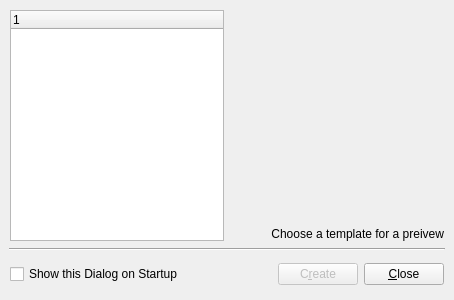
Before: the Qt Designer form tools/designer/src/designer/newform.ui in arnt/qt-history2, drawn with Qt 5.
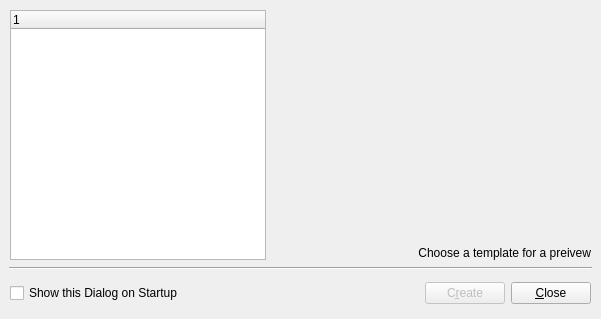
After: the same form once the commit is applied.

Commit message:
p4i integration Integrate 171051 from 4.0 to main: Fixes:    UI of the newform.* Task:     none RevBy:    Trenton AutoTest: none Details:  fixed the layout and the make sure one item is selected!
[git-p4: depot-paths = "//depot/qt/main/": change = 171052]

Diff of the .ui file:
```diff
--- a/tools/designer/src/designer/newform.ui
+++ b/tools/designer/src/designer/newform.ui
@@ -11,8 +11,8 @@
    <rect>
     <x>0</x>
     <y>0</y>
-    <width>454</width>
-    <height>300</height>
+    <width>601</width>
+    <height>319</height>
    </rect>
   </property>
   <property name="windowTitle" >
@@ -48,13 +48,13 @@
         <rect>
          <x>1</x>
          <y>1</y>
-         <width>214</width>
-         <height>231</height>
+         <width>256</width>
+         <height>250</height>
         </rect>
        </property>
        <property name="sizePolicy" >
         <sizepolicy>
-         <hsizetype>13</hsizetype>
+         <hsizetype>1</hsizetype>
          <vsizetype>7</vsizetype>
          <horstretch>0</horstretch>
          <verstretch>0</verstretch>
@@ -81,15 +81,15 @@
        </property>
        <property name="geometry" >
         <rect>
-         <x>221</x>
+         <x>263</x>
          <y>1</y>
-         <width>214</width>
-         <height>231</height>
+         <width>319</width>
+         <height>250</height>
         </rect>
        </property>
        <property name="sizePolicy" >
         <sizepolicy>
-         <hsizetype>13</hsizetype>
+         <hsizetype>7</hsizetype>
          <vsizetype>5</vsizetype>
          <horstretch>0</horstretch>
          <verstretch>0</verstretch>
@@ -119,8 +119,8 @@
      <property name="geometry" >
       <rect>
        <x>9</x>
-       <y>248</y>
-       <width>436</width>
+       <y>267</y>
+       <width>583</width>
        <height>3</height>
       </rect>
      </property>
@@ -151,9 +151,9 @@
        <property name="geometry" >
         <rect>
          <x>1</x>
-         <y>7</y>
-         <width>202</width>
-         <height>20</height>
+         <y>6</y>
+         <width>174</width>
+         <height>22</height>
         </rect>
        </property>
        <property name="text" >
@@ -168,9 +168,9 @@
        </property>
        <property name="geometry" >
         <rect>
-         <x>209</x>
+         <x>181</x>
          <y>1</y>
-         <width>8</width>
+         <width>237</width>
          <height>32</height>
         </rect>
        </property>
@@ -195,10 +195,10 @@
        </property>
        <property name="geometry" >
         <rect>
-         <x>223</x>
-         <y>1</y>
-         <width>103</width>
-         <height>32</height>
+         <x>424</x>
+         <y>2</y>
+         <width>77</width>
+         <height>29</height>
         </rect>
        </property>
        <property name="text" >
@@ -219,10 +219,10 @@
        </property>
        <property name="geometry" >
         <rect>
-         <x>332</x>
-         <y>1</y>
-         <width>103</width>
-         <height>32</height>
+         <x>507</x>
+         <y>3</y>
+         <width>75</width>
+         <height>27</height>
         </rect>
        </property>
        <property name="text" >
```
The commit also changes 1 other file.
